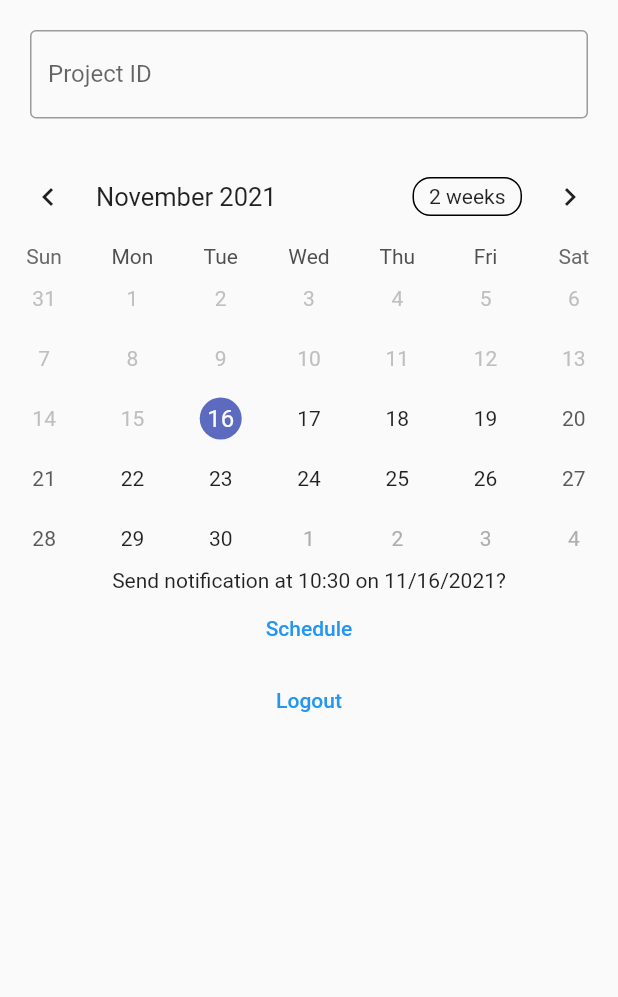
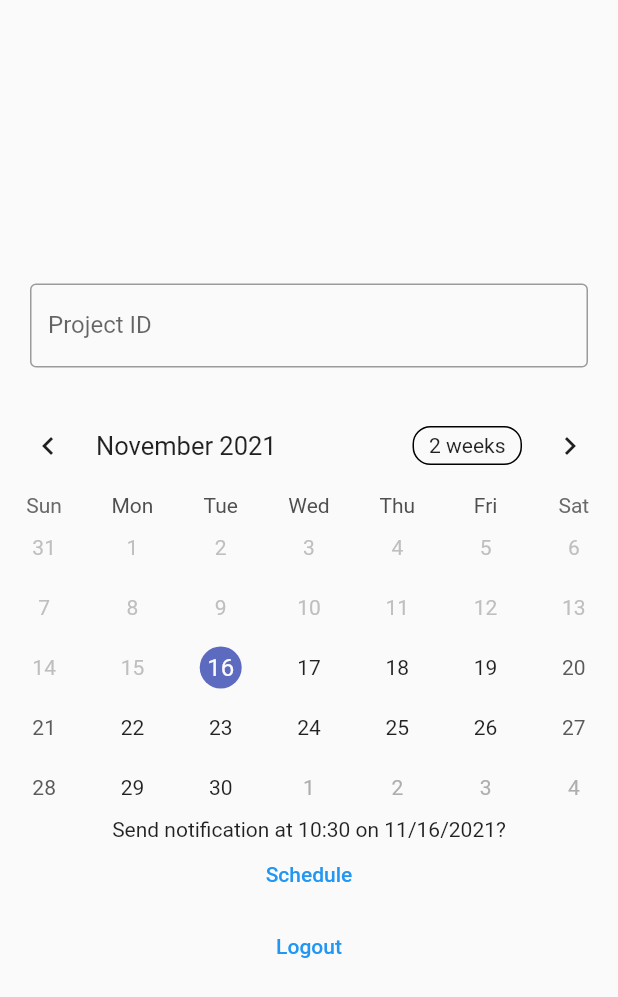
Before and after one commit to cs481-ekh/f21-ramen, a Flutter app: the AdminHomePage screen opened directly with empty values, on a phone screen of 412 x 824 dp. Shown: the top 997 px of the screen. Run offline on Flutter 3.47's test engine with Material 2 defaults, Android fonts, the phone set to English and light mode, and no system bars; drawn by our look-alikes of table_calendar; our stand-ins replace cloud_firestore, firebase_analytics, firebase_auth, firebase_core, firebase_messaging, flutter_datetime_picker and 2 more; accounts and stored records are empty.

Commit message:
Added scrolling on admin screen to fix constraint bug

```diff
--- a/lib/screens/admin_home_screen.dart
+++ b/lib/screens/admin_home_screen.dart
@@ -23,14 +23,17 @@ class AdminHomePageState extends State<AdminHomePage> {
 
   @override
   Widget build(BuildContext context) {
-
     // scaffold is a layout for the major Material Components
     return Scaffold(
       // body is majority of the screen
       body: Center(
+        child: SingleChildScrollView(
             child: Column(
+              mainAxisSize: MainAxisSize.min,
+              mainAxisAlignment: MainAxisAlignment.spaceAround,
           children: [
-            Padding(
+            Container(
+              height: 96,
               padding: const EdgeInsets.only(
                   top: 20.0, bottom: 20.0, left: 20.0, right: 20.0),
               child: TextField(
@@ -42,7 +45,9 @@ class AdminHomePageState extends State<AdminHomePage> {
                 ),
               ),
             ),
-            TableCalendar(
+            Container(
+              height: 280,
+              child: TableCalendar(
                 firstDay: DateTime.now(),
                 lastDay: DateTime.now().add(const Duration(days: 365)),
                 focusedDay: _focusedDay,
@@ -52,7 +57,8 @@ class AdminHomePageState extends State<AdminHomePage> {
                 onDaySelected: (selectedDay, focusedDay) {
                   setState(() {
                     _selectedDay = selectedDay;
-                  _focusedDay = focusedDay; // update `_focusedDay` here as well
+                    _focusedDay =
+                        focusedDay; // update `_focusedDay` here as well
                   });
                   DatePicker.showTimePicker(context,
                       showTitleActions: true,
@@ -73,20 +79,30 @@ class AdminHomePageState extends State<AdminHomePage> {
                 },
                 rowHeight: 40.0,
               ),
-            Text(
+            ),
+            Container(
+              height: 14,
+              child: Text(
                 'Send notification at ${_time?.hour}:${_time?.minute} on ${_selectedDay?.month}/${_selectedDay?.day}/${_selectedDay?.year}?',
               ),
-            TextButton(
+            ),
+            Container(
+              height: 48,
+              child: TextButton(
                 onPressed: () {
                   print('Scheduled');
                 },
                 child: const Text('Schedule'),
               ),
-            TextButton(
+            ),
+            Container(
+              height: 48,
+              child: TextButton(
                 onPressed: () {
                   signOut();
                 },
                 child: const Text('Logout'),
+              ),
             ),
             // OutlinedButton(
             //   onPressed: addUser,
@@ -97,7 +113,7 @@ class AdminHomePageState extends State<AdminHomePage> {
             //   child: Text('Check User'),
             // ),
           ],
-        ),
+        )),
       ),
       // floatingActionButton: const FloatingActionButton(
       //     tooltip: 'Send Reminder',
```
Lines whose indentation alone changed are shown as unchanged.
